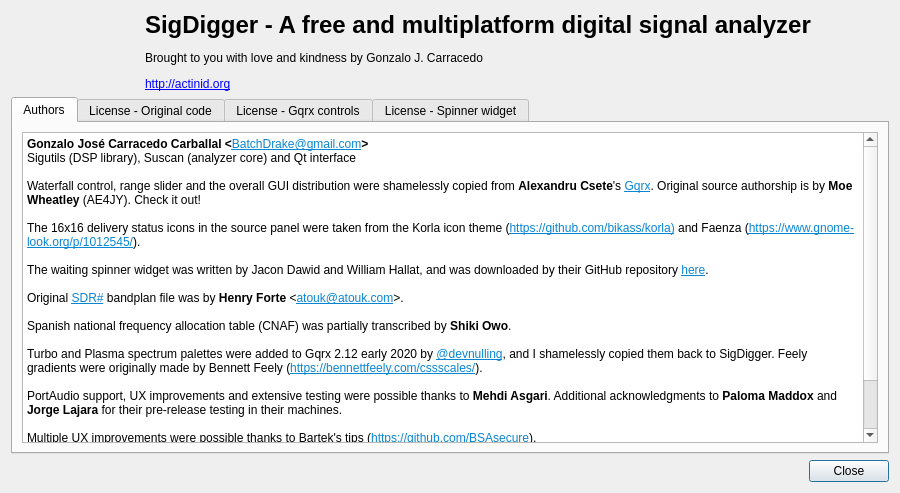
First picture: the form in ui/AboutDialog.ui, repository BatchDrake/SigDigger, before the edit.
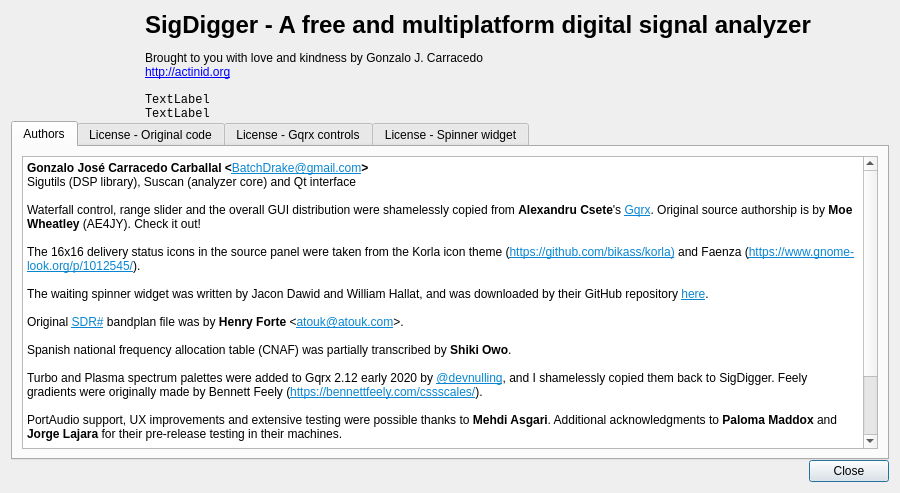
Second picture: the form after the edit. Icons and pictures are not drawn.

Commit message: Display sigutils and suscan versioning information

```diff
--- a/ui/AboutDialog.ui
+++ b/ui/AboutDialog.ui
@@ -17,45 +17,10 @@
    <bool>true</bool>
   </property>
   <layout class="QGridLayout" name="gridLayout">
-   <item row="0" column="1">
-    <widget class="QLabel" name="label_2">
-     <property name="text">
-      <string>&lt;html&gt;&lt;head/&gt;&lt;body&gt;&lt;p&gt;&lt;span style=&quot; font-size:18pt; font-weight:600;&quot;&gt;SigDigger - A free and multiplatform digital signal analyzer&lt;/span&gt;&lt;/p&gt;&lt;p&gt;Brought to you with love and kindness by Gonzalo J. Carracedo&lt;/p&gt;&lt;p&gt;&lt;a href=&quot;http://actinid.org&quot;&gt;&lt;span style=&quot; text-decoration: underline; color:#0000ff;&quot;&gt;http://actinid.org&lt;/span&gt;&lt;/a&gt;&lt;/p&gt;&lt;/body&gt;&lt;/html&gt;</string>
-     </property>
-     <property name="textFormat">
-      <enum>Qt::RichText</enum>
-     </property>
-     <property name="alignment">
-      <set>Qt::AlignLeading|Qt::AlignLeft|Qt::AlignVCenter</set>
-     </property>
-    </widget>
-   </item>
-   <item row="0" column="0">
-    <widget class="QLabel" name="label">
-     <property name="sizePolicy">
-      <sizepolicy hsizetype="Fixed" vsizetype="Fixed">
-       <horstretch>0</horstretch>
-       <verstretch>0</verstretch>
-      </sizepolicy>
-     </property>
-     <property name="maximumSize">
-      <size>
-       <width>128</width>
-       <height>128</height>
-      </size>
-     </property>
-     <property name="text">
-      <string/>
-     </property>
-     <property name="pixmap">
-      <pixmap resource="../icons/Icons.qrc">:/icons/icon-color.png</pixmap>
-     </property>
-     <property name="scaledContents">
-      <bool>true</bool>
-     </property>
-    </widget>
-   </item>
-   <item row="2" column="0" colspan="2">
+   <property name="verticalSpacing">
+    <number>0</number>
+   </property>
+   <item row="5" column="0" colspan="2">
     <widget class="QDialogButtonBox" name="buttonBox">
      <property name="orientation">
       <enum>Qt::Horizontal</enum>
@@ -65,7 +30,7 @@
      </property>
     </widget>
    </item>
-   <item row="1" column="0" colspan="2">
+   <item row="4" column="0" colspan="2">
     <widget class="QTabWidget" name="tabWidget">
      <property name="currentIndex">
       <number>0</number>
@@ -313,6 +278,74 @@
      </widget>
     </widget>
    </item>
+   <item row="0" column="1">
+    <widget class="QLabel" name="label_2">
+     <property name="text">
+      <string>&lt;html&gt;&lt;head/&gt;&lt;body&gt;&lt;p&gt;&lt;span style=&quot; font-size:18pt; font-weight:600;&quot;&gt;SigDigger - A free and multiplatform digital signal analyzer&lt;/span&gt;&lt;/p&gt;&lt;p&gt;Brought to you with love and kindness by Gonzalo J. Carracedo&lt;br/&gt;&lt;a href=&quot;http://actinid.org&quot;&gt;&lt;span style=&quot; text-decoration: underline; color:#0000ff;&quot;&gt;http://actinid.org&lt;br/&gt;&lt;/span&gt;&lt;/a&gt;&lt;/p&gt;&lt;/body&gt;&lt;/html&gt;</string>
+     </property>
+     <property name="textFormat">
+      <enum>Qt::RichText</enum>
+     </property>
+     <property name="alignment">
+      <set>Qt::AlignLeading|Qt::AlignLeft|Qt::AlignVCenter</set>
+     </property>
+    </widget>
+   </item>
+   <item row="1" column="1">
+    <widget class="QLabel" name="sigutilsVerLabel">
+     <property name="font">
+      <font>
+       <family>Monospace</family>
+      </font>
+     </property>
+     <property name="text">
+      <string>TextLabel</string>
+     </property>
+     <property name="textInteractionFlags">
+      <set>Qt::LinksAccessibleByMouse|Qt::TextSelectableByKeyboard|Qt::TextSelectableByMouse</set>
+     </property>
+    </widget>
+   </item>
+   <item row="2" column="1">
+    <widget class="QLabel" name="suscanVerLabel">
+     <property name="font">
+      <font>
+       <family>Monospace</family>
+      </font>
+     </property>
+     <property name="text">
+      <string>TextLabel</string>
+     </property>
+     <property name="textInteractionFlags">
+      <set>Qt::LinksAccessibleByMouse|Qt::TextSelectableByKeyboard|Qt::TextSelectableByMouse</set>
+     </property>
+    </widget>
+   </item>
+   <item row="0" column="0" rowspan="3">
+    <widget class="QLabel" name="label">
+     <property name="sizePolicy">
+      <sizepolicy hsizetype="Fixed" vsizetype="Fixed">
+       <horstretch>0</horstretch>
+       <verstretch>0</verstretch>
+      </sizepolicy>
+     </property>
+     <property name="maximumSize">
+      <size>
+       <width>128</width>
+       <height>128</height>
+      </size>
+     </property>
+     <property name="text">
+      <string/>
+     </property>
+     <property name="pixmap">
+      <pixmap resource="../icons/Icons.qrc">:/icons/icon-color.png</pixmap>
+     </property>
+     <property name="scaledContents">
+      <bool>true</bool>
+     </property>
+    </widget>
+   </item>
   </layout>
  </widget>
  <resources>
```
The commit also changes 3 other files.
